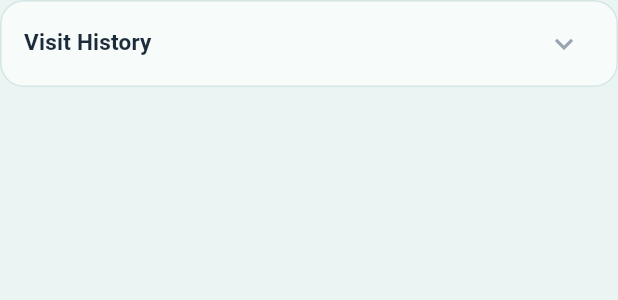
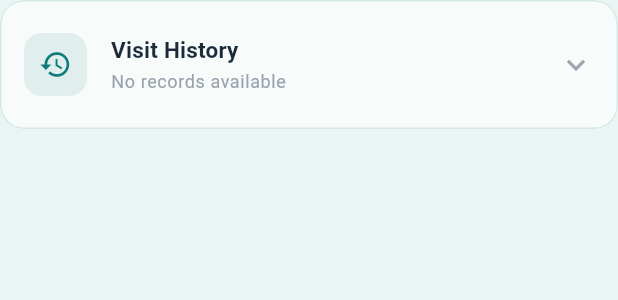
Before and after one commit to ishfak-akbar/clinitrack, a Flutter app: the ExpandableRecordSection widget shown alone on an empty page, opened directly, on a phone screen of 412 x 824 dp. Shown: the top 300 px of the screen. Run offline on Flutter 3.47's test engine with Material 3 defaults, Android fonts, the phone set to English and light mode, and no system bars; our stand-ins replace glassmorphism, shared_preferences; accounts and stored records are empty.

Commit message:
style: redesign expandable record sections for improved visual hierarchy

```diff
--- a/lib/widgets/expandable_record_section.dart
+++ b/lib/widgets/expandable_record_section.dart
@@ -11,35 +11,147 @@ class ExpandableRecordSection extends StatelessWidget {
     required this.items,
   });
 
+  IconData _getIcon() {
+    switch (title) {
+      case 'Prescriptions':
+        return Icons.medication_outlined;
+      case 'Visit History':
+        return Icons.history_outlined;
+      default:
+        return Icons.folder_outlined;
+    }
+  }
+
   @override
   Widget build(BuildContext context) {
+    final theme = Theme.of(context);
+    final isDark = theme.brightness == Brightness.dark;
+
+    final accent = isDark
+        ? AppColors.primaryTealAccent
+        : AppColors.primaryTeal;
+
     return Card(
-      margin: const EdgeInsets.only(bottom: 10),
+      margin: const EdgeInsets.only(bottom: 12),
+      elevation: 0,
+      clipBehavior: Clip.antiAlias,
+      shape: RoundedRectangleBorder(
+        borderRadius: BorderRadius.circular(16),
+        side: BorderSide(
+          color: accent.withValues(
+            alpha: isDark ? 0.25 : 0.15,
+          ),
+        ),
+      ),
       child: ExpansionTile(
-        title: Text(title, style: Theme.of(context).textTheme.titleMedium),
+        tilePadding: const EdgeInsets.symmetric(
+          horizontal: 16,
+          vertical: 6,
+        ),
+        childrenPadding: EdgeInsets.zero,
         collapsedIconColor: AppColors.iconGray,
-        iconColor: AppColors.primaryTeal,
-        childrenPadding: const EdgeInsets.only(left: 16, right: 16, bottom: 12),
-        children: items.isEmpty
-            ? [
-          Align(
-            alignment: Alignment.centerLeft,
-            child: Text('No records yet', style: Theme.of(context).textTheme.bodyMedium),
+        iconColor: accent,
+
+        leading: Container(
+          width: 42,
+          height: 42,
+          decoration: BoxDecoration(
+            color: accent.withValues(
+              alpha: isDark ? 0.15 : 0.10,
+            ),
+            borderRadius: BorderRadius.circular(12),
           ),
-        ]
-            : items
-            .map((item) => Padding(
-          padding: const EdgeInsets.symmetric(vertical: 4),
-          child: Row(
-            crossAxisAlignment: CrossAxisAlignment.start,
-            children: [
-              const Icon(Icons.circle, size: 6, color: AppColors.textLight),
-              const SizedBox(width: 8),
-              Expanded(child: Text(item, style: Theme.of(context).textTheme.bodyLarge)),
-            ],
+          child: Icon(
+            _getIcon(),
+            color: accent,
+            size: 22,
           ),
-        ))
-            .toList(),
+        ),
+
+        title: Text(
+          title,
+          style: theme.textTheme.titleMedium?.copyWith(
+            fontWeight: FontWeight.w700,
+          ),
+        ),
+
+        subtitle: Text(
+          items.isEmpty
+              ? 'No records available'
+              : '${items.length} record${items.length == 1 ? '' : 's'}',
+          style: theme.textTheme.bodySmall,
+        ),
+
+        children: [
+          Divider(
+            height: 1,
+            thickness: 1,
+            color: accent.withValues(
+              alpha: isDark ? 0.18 : 0.10,
+            ),
+          ),
+
+          if (items.isEmpty)
+            Padding(
+              padding: const EdgeInsets.all(16),
+              child: Row(
+                children: [
+                  Icon(
+                    Icons.info_outline_rounded,
+                    size: 19,
+                    color: AppColors.iconGray,
+                  ),
+                  const SizedBox(width: 10),
+                  Expanded(
+                    child: Text(
+                      'No ${title.toLowerCase()} recorded yet.',
+                      style: theme.textTheme.bodyMedium,
+                    ),
+                  ),
+                ],
+              ),
+            )
+          else
+            Padding(
+              padding: const EdgeInsets.fromLTRB(12, 8, 12, 12),
+              child: Column(
+                children: items.map((item) {
+                  return Container(
+                    width: double.infinity,
+                    margin: const EdgeInsets.only(bottom: 6),
+                    padding: const EdgeInsets.all(12),
+                    decoration: BoxDecoration(
+                      color: accent.withValues(
+                        alpha: isDark ? 0.08 : 0.05,
+                      ),
+                      borderRadius: BorderRadius.circular(10),
+                    ),
+                    child: Row(
+                      crossAxisAlignment: CrossAxisAlignment.start,
+                      children: [
+                        Container(
+                          width: 7,
+                          height: 7,
+                          margin: const EdgeInsets.only(top: 6),
+                          decoration: BoxDecoration(
+                            color: accent,
+                            shape: BoxShape.circle,
+                          ),
+                        ),
+                        const SizedBox(width: 10),
+                        Expanded(
+                          child: Text(
+                            item,
+                            style: theme.textTheme.bodyMedium,
+                          ),
+                        ),
+                      ],
+                    ),
+                  );
+                }).toList(),
+              ),
+            ),
+        ],
       ),
     );
   }
```
